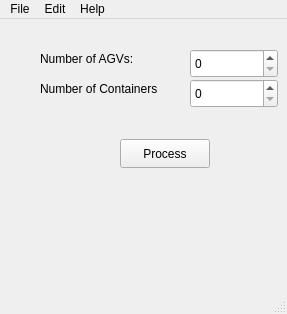
amireza007/AGV-Project, file AGV-Conflict-Free/mainwindow.ui: the form before one commit.
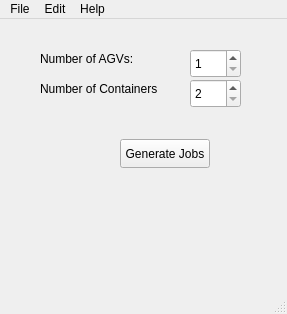
The form after the commit.

Commit message: container db added with limited functionality

```diff
--- a/AGV-Conflict-Free/mainwindow.ui
+++ b/AGV-Conflict-Free/mainwindow.ui
@@ -50,7 +50,7 @@
      </rect>
     </property>
     <property name="text">
-     <string>Process</string>
+     <string>Generate Jobs</string>
     </property>
    </widget>
    <widget class="QSpinBox" name="spinBox">
@@ -58,20 +58,35 @@
      <rect>
       <x>190</x>
       <y>30</y>
-      <width>88</width>
+      <width>51</width>
       <height>29</height>
      </rect>
     </property>
+    <property name="toolTip">
+     <string/>
+    </property>
+    <property name="minimum">
+     <number>1</number>
+    </property>
+    <property name="maximum">
+     <number>6</number>
+    </property>
    </widget>
    <widget class="QSpinBox" name="spinBox_2">
     <property name="geometry">
      <rect>
       <x>190</x>
       <y>60</y>
-      <width>88</width>
+      <width>51</width>
       <height>29</height>
      </rect>
     </property>
+    <property name="minimum">
+     <number>2</number>
+    </property>
+    <property name="maximum">
+     <number>40</number>
+    </property>
    </widget>
   </widget>
   <widget class="QMenuBar" name="menubar">
```
Left out of the diff: 2 changed lines with no effect on the pictures. The commit also changes 2 other files.
